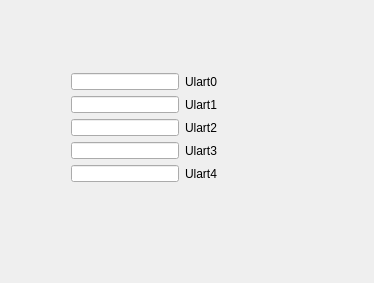
The window that widget.ui (cdrizzt/ultrasonic) describes before a commit, drawn with Qt 5.
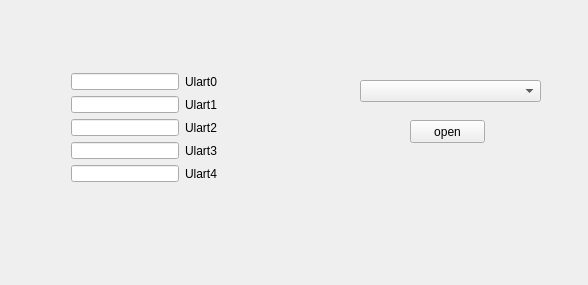
The same window after the commit.

What changed in the file:
```diff
--- a/widget.ui
+++ b/widget.ui
@@ -6,14 +6,14 @@
    <rect>
     <x>0</x>
     <y>0</y>
-    <width>374</width>
-    <height>283</height>
+    <width>588</width>
+    <height>285</height>
    </rect>
   </property>
   <property name="windowTitle">
    <string>Widget</string>
   </property>
-  <widget class="QWidget" name="">
+  <widget class="QWidget" name="layoutWidget">
    <property name="geometry">
     <rect>
      <x>60</x>
@@ -95,7 +95,7 @@
     </item>
    </layout>
   </widget>
-  <widget class="QWidget" name="">
+  <widget class="QWidget" name="layoutWidget">
    <property name="geometry">
     <rect>
      <x>60</x>
@@ -147,6 +147,29 @@
     </item>
    </layout>
   </widget>
+  <widget class="QComboBox" name="com_box">
+   <property name="geometry">
+    <rect>
+     <x>360</x>
+     <y>80</y>
+     <width>181</width>
+     <height>22</height>
+    </rect>
+   </property>
+  </widget>
+  <widget class="QPushButton" name="serial_button">
+   <property name="geometry">
+    <rect>
+     <x>410</x>
+     <y>120</y>
+     <width>75</width>
+     <height>23</height>
+    </rect>
+   </property>
+   <property name="text">
+    <string>open</string>
+   </property>
+  </widget>
  </widget>
  <layoutdefault spacing="6" margin="11"/>
  <resources/>
```
